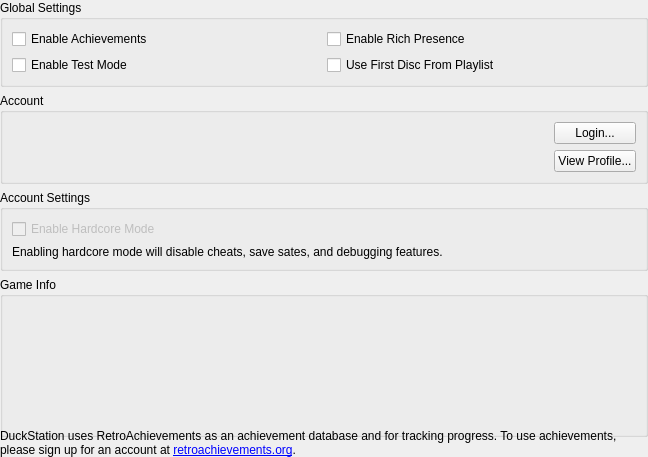
Before: the Qt Designer form src/duckstation-qt/achievementsettingswidget.ui in kofxi3584karlayang/duckstation, drawn with Qt 5.
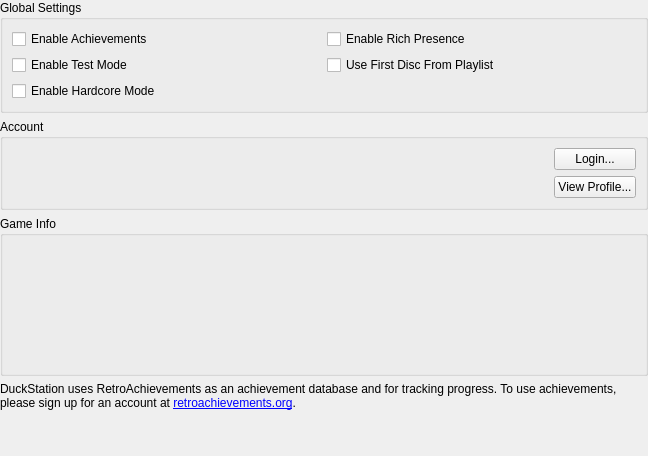
After: the same form once the commit is applied.

Commit message: Cheevos: Implement hardcore mode

```diff
--- a/src/duckstation-qt/achievementsettingswidget.ui
+++ b/src/duckstation-qt/achievementsettingswidget.ui
@@ -60,6 +60,13 @@
         </property>
        </widget>
       </item>
+      <item row="2" column="0">
+       <widget class="QCheckBox" name="challengeMode">
+        <property name="text">
+         <string>Enable Hardcore Mode</string>
+        </property>
+       </widget>
+      </item>
      </layout>
     </widget>
    </item>
@@ -97,32 +104,6 @@
      </layout>
     </widget>
    </item>
-   <item>
-    <widget class="QGroupBox" name="groupBox_3">
-     <property name="title">
-      <string>Account Settings</string>
-     </property>
-     <layout class="QGridLayout" name="gridLayout_2">
-      <item row="0" column="0">
-       <widget class="QCheckBox" name="hardcoreMode">
-        <property name="enabled">
-         <bool>false</bool>
-        </property>
-        <property name="text">
-         <string>Enable Hardcore Mode</string>
-        </property>
-       </widget>
-      </item>
-      <item row="1" column="0">
-       <widget class="QLabel" name="label_2">
-        <property name="text">
-         <string>Enabling hardcore mode will disable cheats, save sates, and debugging features.</string>
-        </property>
-       </widget>
-      </item>
-     </layout>
-    </widget>
-   </item>
    <item>
     <widget class="QGroupBox" name="groupBox_4">
      <property name="minimumSize">
```
The commit also changes 11 other files.
